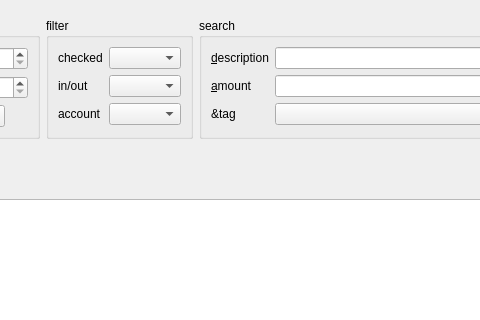
Before: the Qt Designer form ui/pydosh.ui in innerhippy/pydosh, drawn with Qt 5; both pictures show x 128 to 608 and y 0 to 320 of the 838 by 707 pixel window.
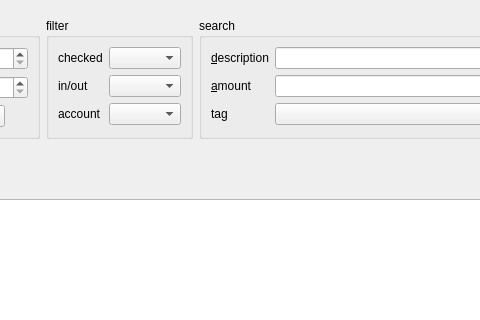
After: the same form once the commit is applied. Icons and pictures are not drawn. Custom widgets are drawn as their Qt base class.

Commit message: done tag filter

What changed in the file:
```diff
--- a/ui/pydosh.ui
+++ b/ui/pydosh.ui
@@ -163,7 +163,7 @@
           <item row="2" column="0">
            <widget class="QLabel" name="label_9">
             <property name="text">
-             <string>&amp;tag</string>
+             <string>tag</string>
             </property>
            </widget>
           </item>
```
The commit also changes 1 other file.
